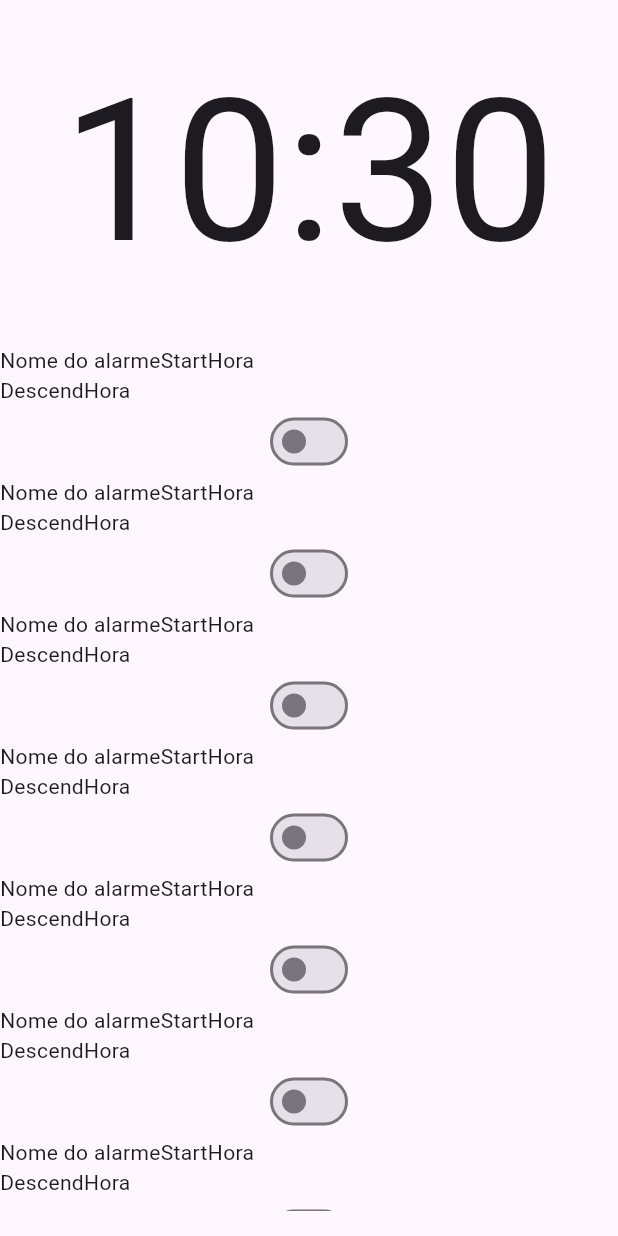
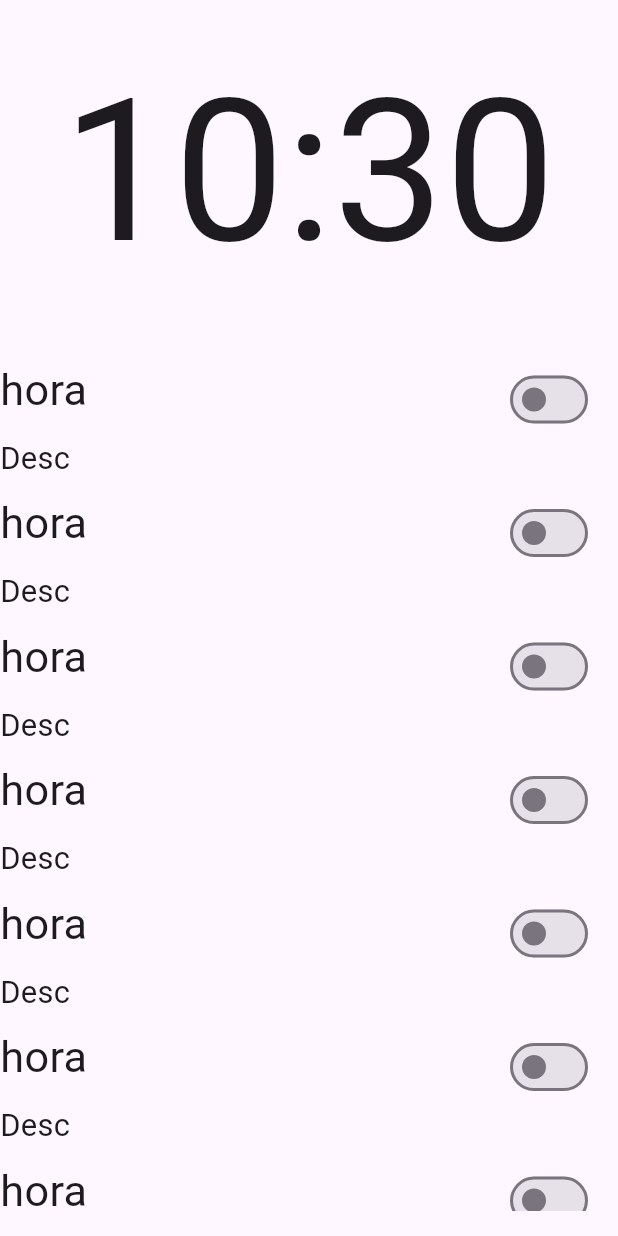
Before and after one commit to Davipcrs/flutter_clock, a Flutter app: the screen it shows after launch, on a phone screen of 412 x 824 dp. Run offline on Flutter 3.47's test engine with Material 2 defaults, Android fonts, the light colour scheme and no system bars.

Commit message:
recreating the alarm view layout

```diff
--- a/lib/view/alarm_view.dart
+++ b/lib/view/alarm_view.dart
@@ -22,24 +22,32 @@ class _AlarmViewState extends State<AlarmView> {
             child: Column(
               children: [
                 Row(
+                  mainAxisAlignment: MainAxisAlignment.spaceBetween,
                   children: [
-                    Text("Nome do alarme"),
-                    Text("Start"),
-                    Text("Hora"),
+                    Text(
+                      "hora",
+                      style: TextStyle(
+                          fontSize: MediaQuery.of(context).size.width * 0.07),
+                    ),
+                    Column(
+                      children: [
+                        Padding(
+                          padding: const EdgeInsets.only(right: 16, top: 12),
+                          child: Switch(
+                            value: test,
+                            onChanged: (value) => print("changed"),
+                          ),
+                        ),
+                      ],
+                    ),
                   ],
                 ),
                 Row(
                   children: [
-                    Text("Desc"),
-                    Text("end"),
-                    Text("Hora"),
-                  ],
-                ),
-                Column(
-                  children: [
-                    Switch(
-                      value: test,
-                      onChanged: (value) => print("changed"),
+                    Text(
+                      "Desc",
+                      style: TextStyle(
+                          fontSize: MediaQuery.of(context).size.width * 0.05),
                     ),
                   ],
                 ),
```
